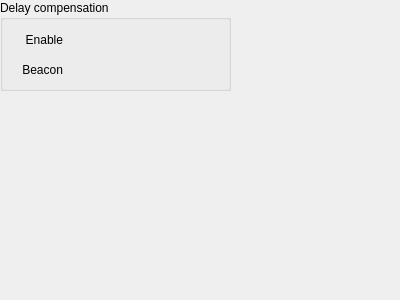
This is evgMrmApp/opi/EVG/G_EVG_VME-300_dlyCompensation.ui in paulscherrerinstitute/mrfioc2 as Qt 5 draws it before an edit. The edited form follows.
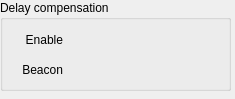
This is the edited form. Custom widgets are drawn as their Qt base class.

The edit to the form file:
```diff
--- a/evgMrmApp/opi/EVG/G_EVG_VME-300_dlyCompensation.ui
+++ b/evgMrmApp/opi/EVG/G_EVG_VME-300_dlyCompensation.ui
@@ -6,8 +6,8 @@
    <rect>
     <x>0</x>
     <y>0</y>
-    <width>400</width>
-    <height>300</height>
+    <width>235</width>
+    <height>99</height>
    </rect>
   </property>
   <property name="windowTitle">
```
